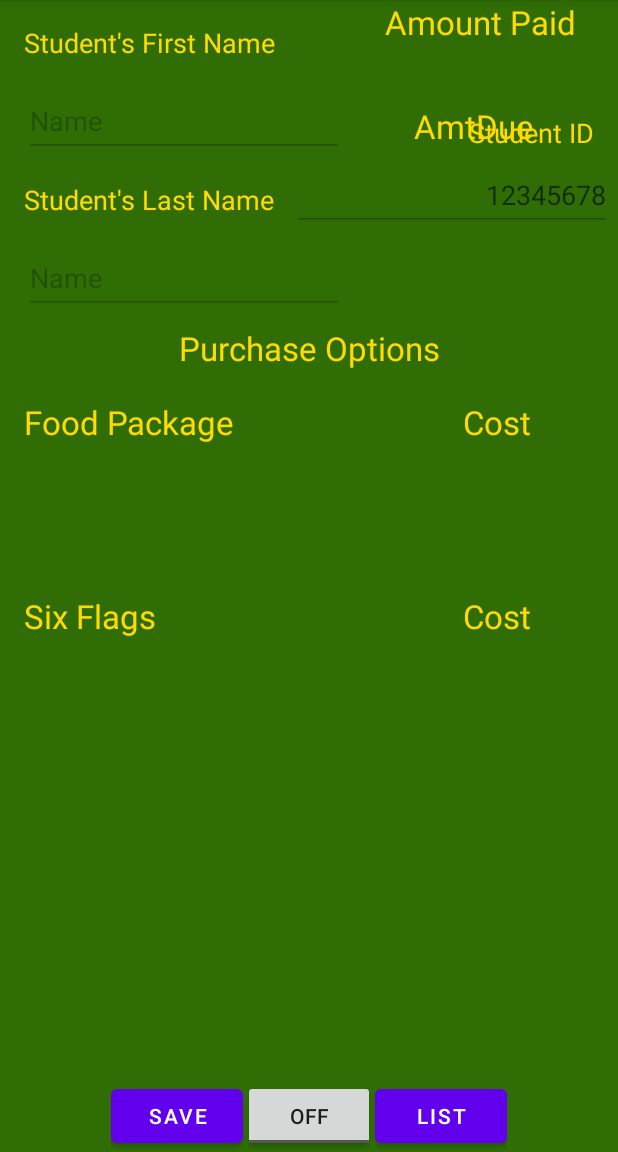
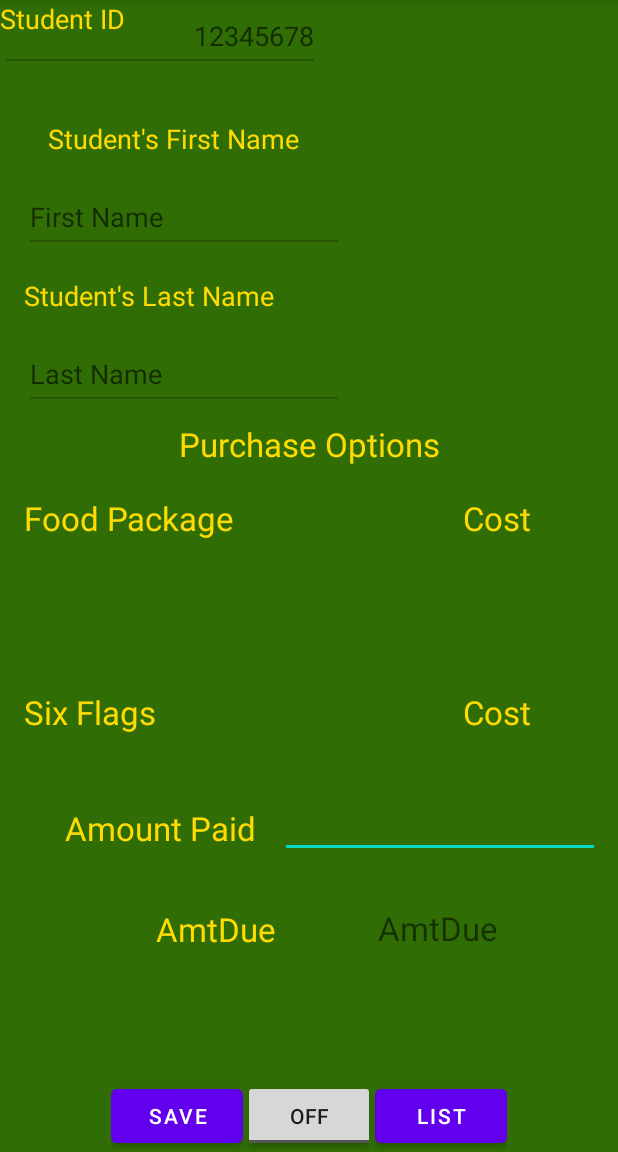
Before and after one commit to Jmaude/EighthGradeStandAlone, an Android app: the AdminInputData screen opened directly, with no data from a screen before it, after a tap on "SAVE", on a phone screen of 412 x 824 dp, the part 84-1236 px from its top. Run offline under Robolectric (Android 15) with nearby library versions, the phone set to English and light mode, and no system bars; 2 statements that could not run were skipped.

Commit message:
Update to AdminInputData.textAmtDue, Update to dbHelper to store integers,not text. Completed StudentAdapter however can not test until I resolve the bug with trying to pull the amount due from Student.amountDue logic

```diff
--- a/app/src/main/java/com/example/eighthgradestandalone/AdminInputData.java
+++ b/app/src/main/java/com/example/eighthgradestandalone/AdminInputData.java
@@ -12,6 +12,7 @@ import android.widget.CheckBox;
 import android.widget.EditText;
 import android.widget.RadioButton;
 import android.widget.RadioGroup;
+import android.widget.TextView;
 import android.widget.ToggleButton;
 
 public class AdminInputData extends AppCompatActivity {
@@ -23,6 +24,8 @@ public class AdminInputData extends AppCompatActivity {
         super.onCreate(savedInstanceState);
         setContentView(R.layout.activity_admin_input_data);
         currentStudent = new Student();
+        TextView textAmtDue = findViewById(R.id.textValueAmtDue);
+        textAmtDue.setText(currentStudent.getAmountDue());
         initTextChangeEvents();
         initSaveButton();
         initToggleButton();
@@ -85,13 +88,13 @@ public class AdminInputData extends AppCompatActivity {
             }
         });
 
-
-
     }
 
     private void initSaveButton() {
 
         Button buttonSave = findViewById(R.id.buttonSave);
+        TextView textAmtDue = findViewById(R.id.textValueAmtDue);
+        textAmtDue.setText(currentStudent.setAmountPaid(Integer.parseInt(textAmtDue.toString())));
         buttonSave.setOnClickListener(new View.OnClickListener() {
             @Override
             public void onClick(View v) {
--- a/app/src/main/java/com/example/eighthgradestandalone/Student.java
+++ b/app/src/main/java/com/example/eighthgradestandalone/Student.java
@@ -1,17 +1,14 @@
 package com.example.eighthgradestandalone;
-
-import android.widget.CheckBox;
-import android.widget.RadioButton;
 
 public class Student {
     private int stdSystemID;
     private String stdFirstName;
     private String stdLastName;
     private String stdNum;
-    private String costFP;
-    private String costSF;
-    private String amountPaid;
-    private String amountDue;
+    private int costFP;
+    private int costSF;
+    private int amountPaid;
+    private int amountDue;
 
     public int getStdSystemID() {
         return stdSystemID;
@@ -45,38 +42,39 @@ public class Student {
         this.stdNum = stdNum;
     }
 
-    public String getCostFP() {
-        costFP = "50.00";
+    public int getCostFP() {
+        costFP = 50;
         return costFP;
     }
 
-    public void setCostFP(String costFP) {
+    public void setCostFP(int costFP) {
         this.costFP = costFP;
     }
 
-    public String getCostSF() {
-        costSF = "150.00"
+    public int getCostSF() {
+        costSF = 150;
         return costSF;
     }
 
-    public void setCostSF(String costSF) {
+    public void setCostSF(int costSF) {
         this.costSF = costSF;
     }
 
-    public String getAmountPaid() {
-        amountDue = "200.00";
+    public int getAmountPaid() {
         return amountPaid;
     }
 
-    public void setAmountPaid(String amountPaid) {
-        this.amountPaid = amountPaid;
+    public int setAmountPaid(int amountPaid) {
+       amountPaid = 0;
+        return amountPaid;
     }
 
-    public String getAmountDue() {
+    public int getAmountDue() {
+        amountDue = costFP+costSF-amountPaid;
         return amountDue;
     }
 
-    public void setAmountDue(String amountDue) {
+    public void setAmountDue(int amountDue) {
         this.amountDue = amountDue;
     }
 }
--- a/app/src/main/java/com/example/eighthgradestandalone/StudentActivityDBHelper.java
+++ b/app/src/main/java/com/example/eighthgradestandalone/StudentActivityDBHelper.java
@@ -10,8 +10,8 @@ public class StudentActivityDBHelper extends SQLiteOpenHelper {
 
 
     private static final String CREATE_TABLE_STUDENT_ACTIVITY =
-           "create table student (_id integer primary Key AUTOINCREMENT, stdfirstname text, stdlastname text, stdNum,"
-            + "costfp text, costsf text, amountpaid text, amountdue text);";
+           "create table student (_id integer primary Key AUTOINCREMENT, stdfirstname text, stdlastname text, stdNum text,"
+            + "costfp integer, costsf integer, amountpaid integer, amountdue integer);";
 
 
     public StudentActivityDBHelper(Context context) {
--- a/app/src/main/res/layout/activity_admin_input_data.xml
+++ b/app/src/main/res/layout/activity_admin_input_data.xml
@@ -51,20 +51,18 @@
                 android:id="@+id/textView5"
                 android:layout_width="wrap_content"
                 android:layout_height="wrap_content"
-                android:layout_marginTop="76dp"
-                android:layout_marginEnd="16dp"
                 android:text="@string/studentIDtext"
                 android:textColor="@color/sunflower"
                 android:textSize="@dimen/text_size_md"
-                app:layout_constraintEnd_toEndOf="parent"
-                app:layout_constraintTop_toTopOf="parent" />
+                tools:layout_editor_absoluteX="74dp"
+                tools:layout_editor_absoluteY="29dp" />
 
             <TextView
                 android:id="@+id/textView3"
                 android:layout_width="wrap_content"
                 android:layout_height="wrap_content"
-                android:layout_marginStart="16dp"
-                android:layout_marginTop="16dp"
+                android:layout_marginStart="32dp"
+                android:layout_marginTop="80dp"
                 android:text="@string/stdNameFirst"
                 android:textColor="@color/sunflower"
                 android:textSize="@dimen/text_size_md"
@@ -90,9 +88,9 @@
                 android:layout_marginStart="16dp"
                 android:layout_marginTop="16dp"
                 android:ems="10"
+                android:hint="@string/firstName"
                 android:inputType="textPersonName"
                 android:minHeight="48dp"
-                android:text="Name"
                 app:layout_constraintStart_toStartOf="parent"
                 app:layout_constraintTop_toBottomOf="@+id/textView3" />
 
@@ -103,9 +101,9 @@
                 android:layout_marginStart="16dp"
                 android:layout_marginTop="16dp"
                 android:ems="10"
+                android:hint="@string/lastName"
                 android:inputType="textPersonName"
                 android:minHeight="48dp"
-                android:text="Name"
                 app:layout_constraintStart_toStartOf="parent"
                 app:layout_constraintTop_toBottomOf="@+id/editText4" />
 
@@ -125,15 +123,13 @@
                 android:id="@+id/editStdNum"
                 android:layout_width="wrap_content"
                 android:layout_height="wrap_content"
-                android:layout_marginTop="1dp"
-                android:layout_marginEnd="4dp"
                 android:ems="10"
                 android:hint="@string/studentID"
                 android:inputType="number"
                 android:minHeight="48dp"
                 android:textAlignment="textEnd"
-                app:layout_constraintEnd_toEndOf="parent"
-                app:layout_constraintTop_toBottomOf="@+id/editStdNameFirst" />
+                tools:layout_editor_absoluteX="174dp"
+                tools:layout_editor_absoluteY="16dp" />
 
             <TextView
                 android:id="@+id/textFoodPackage"
@@ -163,24 +159,47 @@
                 android:id="@+id/textAmountDue"
                 android:layout_width="wrap_content"
                 android:layout_height="wrap_content"
-                android:layout_marginTop="40dp"
-                android:layout_marginEnd="56dp"
+                android:layout_marginTop="38dp"
+                android:layout_marginEnd="68dp"
                 android:text="@string/AmtDue"
                 android:textColor="@color/sunflower"
                 android:textSize="@dimen/text_size_lg"
-                app:layout_constraintEnd_toEndOf="parent"
-                app:layout_constraintTop_toBottomOf="@+id/textAmountPaid" />
+                app:layout_constraintEnd_toStartOf="@+id/textValueAmtDue"
+                app:layout_constraintTop_toBottomOf="@+id/textAmountDue2" />
 
             <TextView
-                android:id="@+id/textAmountPaid"
+                android:id="@+id/textAmountDue2"
                 android:layout_width="wrap_content"
                 android:layout_height="wrap_content"
-                android:layout_marginEnd="28dp"
+                android:layout_marginTop="48dp"
+                android:layout_marginEnd="16dp"
                 android:text="@string/amountPaid"
                 android:textColor="@color/sunflower"
                 android:textSize="@dimen/text_size_lg"
+                app:layout_constraintEnd_toStartOf="@+id/editAmtPaid"
+                app:layout_constraintTop_toBottomOf="@+id/textView13" />
+
+            <EditText
+                android:id="@+id/editAmtPaid"
+                android:layout_width="wrap_content"
+                android:layout_height="wrap_content"
+                android:layout_marginTop="37dp"
+                android:layout_marginEnd="12dp"
+                android:ems="10"
+                android:inputType="number"
                 app:layout_constraintEnd_toEndOf="parent"
-                tools:layout_editor_absoluteY="470dp" />
+                app:layout_constraintTop_toBottomOf="@+id/textCostSF" />
+
+            <TextView
+                android:id="@+id/textValueAmtDue"
+                android:layout_width="wrap_content"
+                android:layout_height="wrap_content"
+                android:layout_marginTop="32dp"
+                android:layout_marginEnd="80dp"
+                android:text="@string/AmtDue"
+                android:textSize="@dimen/text_size_lg"
+                app:layout_constraintEnd_toEndOf="parent"
+                app:layout_constraintTop_toBottomOf="@+id/editAmtPaid" />
 
         </androidx.constraintlayout.widget.ConstraintLayout>
     </ScrollView>
```
Also changed, not shown: app/src/main/java/com/example/eighthgradestandalone/StudentAdapter.java (+13 -1 lines).
